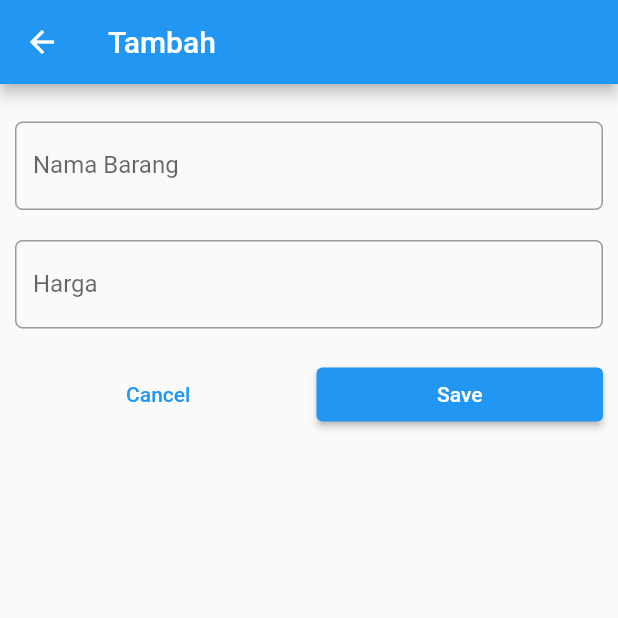
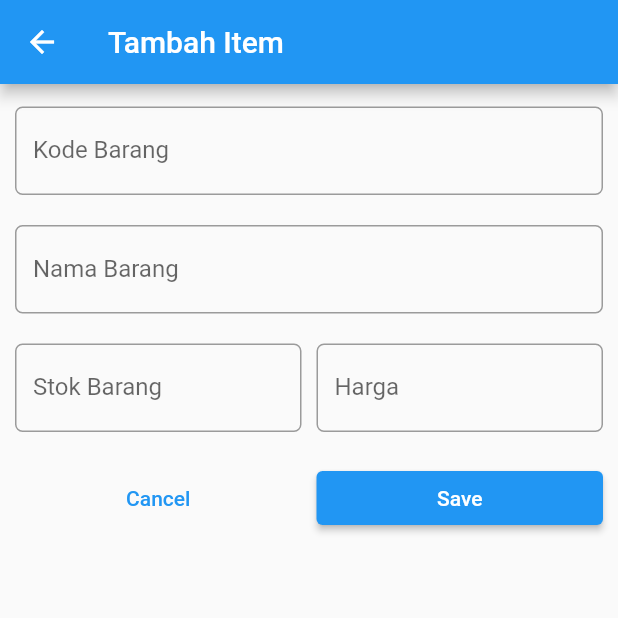
Before and after one commit to evanightly/polinema-smt5-mobile-jobsheet, a Flutter app: the screen it shows after launch, after a tap on the "add" icon, on a phone screen of 412 x 824 dp, the top half of it. Run offline on Flutter 3.47's test engine with Material 2 defaults, Android fonts, the phone set to English and light mode, and no system bars; our stand-ins replace sqflite; accounts and stored records are empty.

Commit message:
Update variable stock, itemCode

```diff
--- a/tugas/lib/helpers/dbhelper.dart
+++ b/tugas/lib/helpers/dbhelper.dart
@@ -14,7 +14,7 @@ class DbHelper {
     String path = '${directory.path}item.db';
 
     //create, read databases
-    var itemDatabase = openDatabase(path, version: 4, onCreate: _createDb);
+    var itemDatabase = openDatabase(path, version: 5, onCreate: _createDb);
 
     //mengembalikan nilai object sebagai hasil dari fungsinya
     return itemDatabase;
@@ -23,12 +23,14 @@ class DbHelper {
   //buat tabel baru dengan nama item
   void _createDb(Database db, int version) async {
     await db.execute('''
- CREATE TABLE item (
- id INTEGER PRIMARY KEY AUTOINCREMENT,
- name TEXT,
- price INTEGER
- )
- ''');
+    CREATE TABLE item (
+    id INTEGER PRIMARY KEY AUTOINCREMENT,
+    name TEXT,
+    price INTEGER,
+    stock INTEGER,
+    item_code TEXT
+    )
+    ''');
   }
 
 //select databases
--- a/tugas/lib/main.dart
+++ b/tugas/lib/main.dart
@@ -3,7 +3,7 @@ import 'package:flutter/material.dart';
 import 'package:tugas/widgets/home.dart';
 
 //package letak folder Anda
-void main() => runApp(MyApp());
+void main() => runApp(const MyApp());
 
 class MyApp extends StatelessWidget {
   const MyApp({super.key});
--- a/tugas/lib/models/item.dart
+++ b/tugas/lib/models/item.dart
@@ -2,19 +2,30 @@ const String tableName = 'item';
 const String columnId = 'id';
 const String columnName = 'name';
 const String columnPrice = 'price';
+const String columnStock = 'stock';
+const String columnItemCode = 'item_code';
 
 class Item {
   int? id;
   String? name;
   int? price;
+  int? stock;
+  String? itemCode;
 
-  Item({this.id, required this.name, required this.price});
+  Item(
+      {this.id,
+      required this.name,
+      required this.price,
+      required this.stock,
+      required this.itemCode});
 
   Map<String, dynamic> toMap() {
     var map = <String, dynamic>{};
     map[columnId] = id;
     map[columnName] = name;
     map[columnPrice] = price;
+    map[columnStock] = stock;
+    map[columnItemCode] = itemCode;
     return map;
   }
 
@@ -22,5 +33,7 @@ class Item {
     id = map[columnId];
     name = map[columnName];
     price = map[columnPrice];
+    stock = map[columnStock];
+    itemCode = map[columnItemCode];
   }
 }
--- a/tugas/lib/widgets/entry_form.dart
+++ b/tugas/lib/widgets/entry_form.dart
@@ -12,30 +12,47 @@ class EntryForm extends StatefulWidget {
 
 //class controller
 class EntryFormState extends State<EntryForm> {
+  static const double defaultSizedBoxHeight = 20;
+  static const double defaultSizedBoxWidth = 10;
+
   Item? item;
   EntryFormState(this.item);
 
   TextEditingController nameController = TextEditingController();
   TextEditingController priceController = TextEditingController();
+  TextEditingController itemCodeController = TextEditingController();
+  TextEditingController stockController = TextEditingController();
 
   @override
   Widget build(BuildContext context) {
+    String appBarTitle = item == null ? 'Tambah Item' : 'Ubah Item';
+
     if (item != null) {
       nameController.text = item!.name!;
       priceController.text = item!.price.toString();
+      itemCodeController.text = item!.itemCode!;
+      stockController.text = item!.stock.toString();
     }
 
     return Scaffold(
         appBar: AppBar(
-          title: item == null ? const Text('Tambah') : const Text('Ubah'),
+          title: Text(appBarTitle),
         ),
         body: Padding(
           padding: const EdgeInsets.only(top: 15.0, left: 10.0, right: 10.0),
           child: ListView(
-            children: <Widget>[
-              Padding(
-                padding: const EdgeInsets.only(top: 10, bottom: 10),
-                child: TextField(
+            children: [
+              TextField(
+                controller: itemCodeController,
+                decoration: InputDecoration(
+                  labelText: 'Kode Barang',
+                  border: OutlineInputBorder(
+                    borderRadius: BorderRadius.circular(5.0),
+                  ),
+                ),
+              ),
+              const SizedBox(height: defaultSizedBoxHeight),
+              TextField(
                 controller: nameController,
                 keyboardType: TextInputType.text,
                 decoration: InputDecoration(
@@ -44,13 +61,24 @@ class EntryFormState extends State<EntryForm> {
                     borderRadius: BorderRadius.circular(5.0),
                   ),
                 ),
-                  onChanged: (value) {
-                    //
-                  },
+              ),
+              const SizedBox(height: defaultSizedBoxHeight),
+              Row(
+                children: [
+                  Expanded(
+                    child: TextField(
+                      controller: stockController,
+                      keyboardType: TextInputType.number,
+                      decoration: InputDecoration(
+                        labelText: 'Stok Barang',
+                        border: OutlineInputBorder(
+                          borderRadius: BorderRadius.circular(5.0),
                         ),
                       ),
-              Padding(
-                padding: const EdgeInsets.only(top: 10, bottom: 10),
+                    ),
+                  ),
+                  const SizedBox(width: defaultSizedBoxWidth),
+                  Expanded(
                     child: TextField(
                       controller: priceController,
                       keyboardType: TextInputType.number,
@@ -62,10 +90,11 @@ class EntryFormState extends State<EntryForm> {
                       ),
                     ),
                   ),
-              Padding(
-                padding: const EdgeInsets.only(top: 10, bottom: 10),
-                child: Row(
-                  children: <Widget>[
+                ],
+              ),
+              const SizedBox(height: defaultSizedBoxHeight),
+              Row(
+                children: [
                   Expanded(
                     child: TextButton(
                       child: const Text('Cancel'),
@@ -83,11 +112,15 @@ class EntryFormState extends State<EntryForm> {
                           // tambah data
                           item = Item(
                               name: nameController.text,
-                                price: int.parse(priceController.text));
+                              price: int.parse(priceController.text),
+                              itemCode: itemCodeController.text,
+                              stock: int.parse(stockController.text));
                         } else {
                           // ubah data
                           item!.name = nameController.text;
                           item!.price = int.parse(priceController.text);
+                          item!.itemCode = itemCodeController.text;
+                          item!.stock = int.parse(stockController.text);
                         }
                         // kembali ke layar sebelumnya dengan membawa objek item
                         Navigator.pop(context, item);
@@ -96,7 +129,6 @@ class EntryFormState extends State<EntryForm> {
                   ),
                 ],
               ),
-              ),
             ],
           ),
         ));
--- a/tugas/lib/widgets/item_card.dart
+++ b/tugas/lib/widgets/item_card.dart
@@ -21,10 +21,8 @@ class ItemCard extends StatelessWidget {
           foregroundColor: Colors.green,
           child: Icon(Icons.inventory_2),
         ),
-        title: Text(
-          item.name!,
-        ),
-        subtitle: Text(item.price.toString()),
+        title: Text(item.name!),
+        subtitle: Text('Rp.${item.price.toString()}\tStok:${item.stock}'),
         trailing: GestureDetector(
           child: const Icon(Icons.delete),
           onTap: () => deleteData(index),
```
Lines whose indentation alone changed are shown as unchanged.
